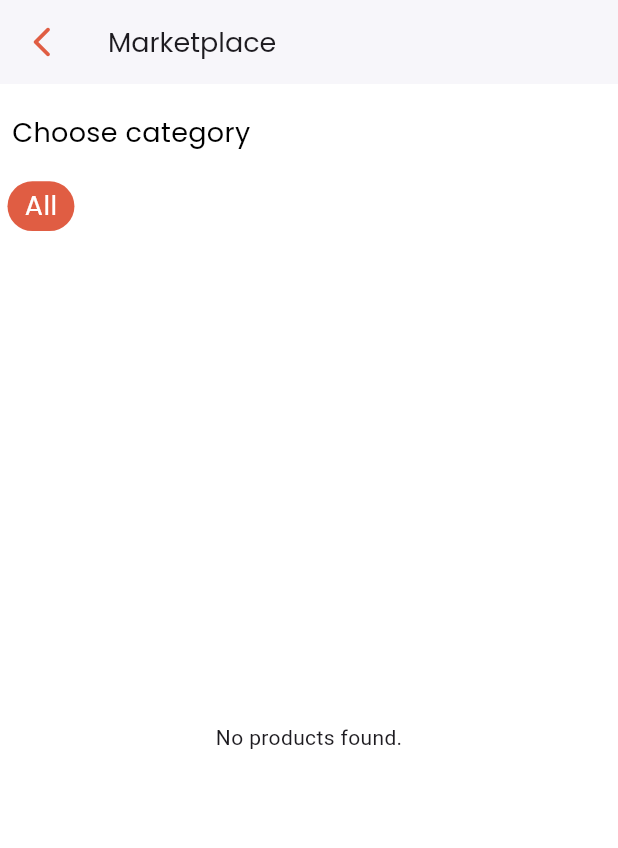
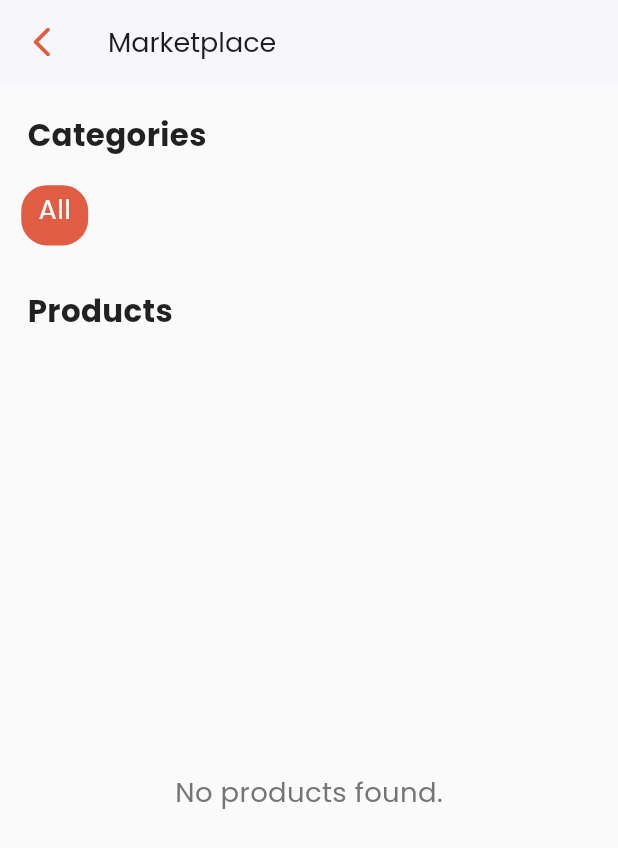
Before and after one commit to shakibalhasan-code/women_health, a Flutter app: the MarketplaceScreen screen opened by its route, after a tap on "All", on a phone screen of 412 x 824 dp. Shown: the top 848 px of the screen. Run offline on Flutter 3.47's test engine with Material 3 defaults, Android fonts, the phone set to English and light mode, and no system bars; our stand-ins replace custom_refresh_indicator, easy_localization, flutter_screenutil, flutter_svg, font_awesome_flutter, get and 7 more; missing offline and left inert: menstrual_cycle_widget, onesignal_flutter; accounts and stored records are empty; network calls fail.

Commit message:
changed all logic for production (demo)

```diff
--- /dev/null
+++ b/devtools_options.yaml
@@ -0,0 +1,3 @@
+description: This file stores settings for Dart & Flutter DevTools.
+documentation: https://docs.flutter.dev/tools/devtools/extensions#configure-extension-enablement-states
+extensions:
--- a/lib/controller/community_controller.dart
+++ b/lib/controller/community_controller.dart
@@ -3,16 +3,14 @@
 import 'package:flutter/cupertino.dart';
 import 'package:flutter/foundation.dart';
 import 'package:get/get.dart';
-// import 'package:google_mobile_ads/google_mobile_ads.dart';
 import 'package:http/http.dart' as http;
 import 'package:shared_preferences/shared_preferences.dart';
 import 'package:women_health/utils/constant/api_endpoints.dart';
 import 'package:image_picker/image_picker.dart';
-import 'package:http_parser/http_parser.dart'; // For MediaType
+import 'package:http_parser/http_parser.dart';
 import 'package:women_health/utils/helper/widget_helper.dart';
 import 'package:women_health/utils/widgets/custom_snackbar.dart';
 import '../core/models/community_post_model.dart';
-import 'package:mime_type/mime_type.dart';
 
 class CommunityController extends GetxController {
   RxList<String> categories = <String>["All"].obs;
--- a/lib/utils/constant/api_endpoints.dart
+++ b/lib/utils/constant/api_endpoints.dart
@@ -1,8 +1,8 @@
 class ApiEndpoints {
   ///main
   // static String baseUrl = 'http://localhost:5050/api';
-  static String baseUrl = 'http://192.168.0.196:5050/api';
-  static String url = 'http://localhost:3000';
+  static String baseUrl = 'http://178.16.137.209:5000/api';
+  static String url = 'http://178.16.137.209:5000/';
 
   ///auth
   static String register = '$baseUrl/register';
--- a/lib/views/screens/marketplace/marketplace_screen.dart
+++ b/lib/views/screens/marketplace/marketplace_screen.dart
@@ -16,28 +16,42 @@
   @override
   Widget build(BuildContext context) {
     return Scaffold(
-      backgroundColor: Colors.white,
+      backgroundColor: Colors.grey[50], // Lighter background
       appBar: WidgetHelper.showAppBar(title: 'Marketplace', isBack: true),
-      body: Padding(
-        padding: EdgeInsets.symmetric(horizontal: 0.w, vertical: 10.h),
-        child: Column(
+      body: Column(
         crossAxisAlignment: CrossAxisAlignment.start,
         children: [
           Padding(
-              padding: const EdgeInsets.all(8.0),
+            padding: EdgeInsets.only(
+                left: 16.w, top: 16.h, bottom: 8.h, right: 16.w),
             child: Text(
-                'Choose category',
-                style: AppTheme.titleMedium.copyWith(color: Colors.black),
+              'Categories',
+              style: AppTheme.titleMedium.copyWith(
+                  color: Colors.black87,
+                  fontWeight: FontWeight.bold,
+                  fontSize: 18.sp),
             ),
           ),
-            SizedBox(height: 5.h),
           Obx(() {
-              return SingleChildScrollView(
+            if (marketplaceController.isLoading.value &&
+                marketplaceController.categories.isEmpty) {
+              return SizedBox(
+                height: 50.h,
+                child: const Center(
+                    child: Text("Loading categories...",
+                        style: TextStyle(color: Colors.grey))),
+              );
+            }
+            if (marketplaceController.categories.isEmpty) {
+              return const SizedBox.shrink();
+            }
+            return SizedBox(
+              height: 50.h, // Fixed height for the category list
+              child: ListView.builder(
                 scrollDirection: Axis.horizontal,
-                child: Row(
-                  children: List.generate(
-                    marketplaceController.categories.length,
-                        (index) {
+                padding: EdgeInsets.symmetric(horizontal: 8.w, vertical: 4.h),
+                itemCount: marketplaceController.categories.length,
+                itemBuilder: (context, index) {
                   final categoryName = marketplaceController.categories[index];
                   return CategoryItem(
                     onTap: () => marketplaceController.setSelectedCategory(
@@ -48,24 +62,45 @@
                   );
                 },
               ),
+            );
+          }),
+          Padding(
+            padding: EdgeInsets.only(
+                left: 16.w, top: 16.h, bottom: 8.h, right: 16.w),
+            child: Text(
+              'Products',
+              style: AppTheme.titleMedium.copyWith(
+                  color: Colors.black87,
+                  fontWeight: FontWeight.bold,
+                  fontSize: 18.sp),
+            ),
+          ),
+          Expanded(
+            child: Obx(() {
+              if (marketplaceController.isLoading.value &&
+                  marketplaceController.products.isEmpty) {
+                return Center(
+                    child: CircularProgressIndicator(
+                        color: AppTheme.primaryColor));
+              } else if (marketplaceController.products.isEmpty) {
+                return Center(
+                  child: Text(
+                    'No products found.',
+                    style: AppTheme.titleSmall
+                        .copyWith(color: Colors.grey[600], fontSize: 16.sp),
                   ),
                 );
-            }),
-            SizedBox(height: 10.h),
-            Expanded(
-              child: Obx(() {
-                if (marketplaceController.isLoading.value) {
-                  return const Center(child: CircularProgressIndicator());
-                } else if (marketplaceController.products.isEmpty) {
-                  return const Center(child: Text('No products found.'));
               } else {
                 return Padding(
-                    padding: EdgeInsets.symmetric(horizontal: 8.w),
+                  padding:
+                      EdgeInsets.symmetric(horizontal: 12.w, vertical: 8.h),
                   child: GridView.builder(
                     padding: EdgeInsets.zero,
                     gridDelegate: SliverGridDelegateWithFixedCrossAxisCount(
                       crossAxisCount: _calculateCrossAxisCount(context),
-                        childAspectRatio: 0.78, // Adjusted to prevent overflow
+                      // Adjust aspect ratio based on ProductItem design.
+                      // (width / height). A taller card means a smaller aspect ratio.
+                      childAspectRatio: 0.7, // Might need adjustment
                       crossAxisSpacing: 12.w,
                       mainAxisSpacing: 12.h,
                     ),
@@ -86,15 +121,16 @@
           ),
         ],
       ),
-      ),
     );
   }
 
   int _calculateCrossAxisCount(BuildContext context) {
     double screenWidth = MediaQuery.of(context).size.width;
-    if (screenWidth > 600) {
+    if (screenWidth >= 600) {
+      // For tablets or wider screens
       return 3;
     } else {
+      // For phones
       return 2;
     }
   }
```
Also changed, not shown: lib/core/models/community_post_model.dart (+76 -34 lines), lib/views/screens/home/home_screen.dart (+5 -5 lines), lib/views/screens/marketplace/components/product_item.dart (+59 -43 lines), lib/views/screens/marketplace/product_details_screen.dart (+171 -133 lines), 627 other files. Lines whose indentation alone changed are shown as unchanged.
